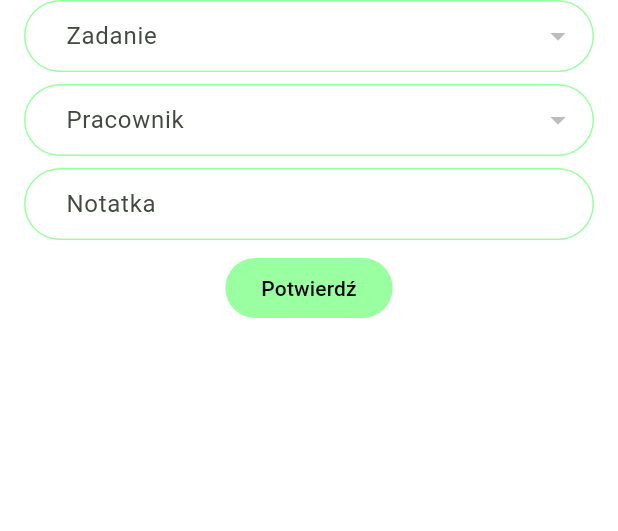
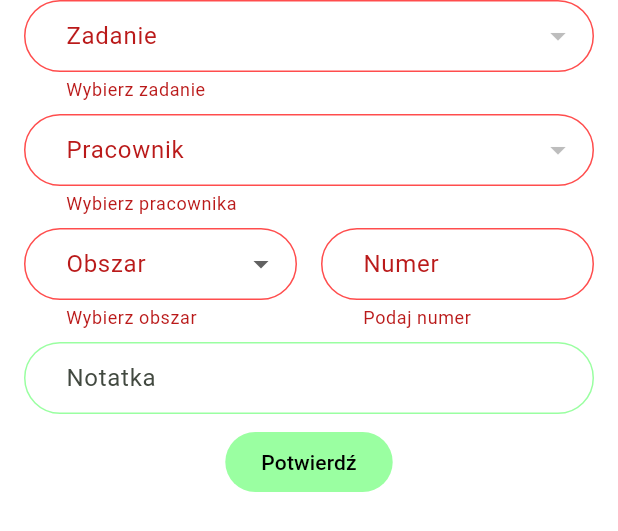
Before and after one commit to axxyn/TimeManager, a Flutter app: the HomeScreen widget shown alone on an empty page, opened directly, after a tap on "Potwierdź", on a phone screen of 412 x 824 dp. Shown: the top 531 px of the screen. Run offline on Flutter 3.47's test engine with Material 3 defaults, Android fonts, the phone set to English and light mode, and no system bars; our stand-ins replace flutter_hooks, freezed_annotation, hooks_riverpod, sqflite; accounts and stored records are empty; generated files the repository leaves out were written again; statements that could not run were skipped.

Commit message:
Expanded Entry form to include work area, naming, uniforming naming

```diff
--- a/lib/database.dart
+++ b/lib/database.dart
@@ -58,7 +58,9 @@ class DatabaseHelper {
         task INTEGER,
         coworker INTEGER,
         timestamp INTEGER,
-        note TEXT,
+        note TEXT OPTIONAL,
+        area TEXT,
+        number INTEGER,
         FOREIGN KEY(task) REFERENCES tasks(id),
         FOREIGN KEY(coworker) REFERENCES users(id)
       )
--- a/lib/models/entry.dart
+++ b/lib/models/entry.dart
@@ -8,7 +8,7 @@ part 'entry.g.dart';
 @freezed
 @JsonSerializable()
 class Entry with _$Entry, Identifiable {
-  Entry({this.id, required this.task, required this.coworker, DateTime? dateTime, this.note}) : timestamp = dateTime != null ? dateTime.millisecondsSinceEpoch : DateTime.now().millisecondsSinceEpoch;
+  Entry({this.id, required this.task, required this.coworker, DateTime? dateTime, this.note, required this.area, required this.number}) : timestamp = dateTime != null ? dateTime.millisecondsSinceEpoch : DateTime.now().millisecondsSinceEpoch;
 
   @override
   final int? id;
@@ -20,6 +20,10 @@ class Entry with _$Entry, Identifiable {
   int timestamp;
   @override
   final String? note;
+  @override
+  final EntryArea area;
+  @override
+  final int number;
 
   factory Entry.fromJson(Map<String, dynamic> json) => _$EntryFromJson(json);
 
@@ -27,4 +31,5 @@ class Entry with _$Entry, Identifiable {
   Map<String, dynamic> toJson() => _$EntryToJson(this);
 
   DateTime get timestampDateTime => DateTime.fromMillisecondsSinceEpoch(timestamp);
+  bool get isExpandable => note != null;
 }
--- a/lib/models/utils.dart
+++ b/lib/models/utils.dart
@@ -4,3 +4,9 @@ mixin Identifiable {
   int? get id;
   Map<String, dynamic> toJson();
 }
+
+enum EntryArea {
+  A,
+  B,
+  C
+}
--- a/lib/screens/forms/entry_form.dart
+++ b/lib/screens/forms/entry_form.dart
@@ -1,38 +1,104 @@
 import 'package:flutter/material.dart';
+import 'package:flutter/services.dart';
 import 'package:flutter_hooks/flutter_hooks.dart';
 import 'package:hooks_riverpod/hooks_riverpod.dart';
 import 'package:time_manager/models/entry.dart';
+import 'package:time_manager/models/utils.dart';
 import 'package:time_manager/repositories/entry_repository.dart';
 import 'package:time_manager/repositories/task_repository.dart';
 import 'package:time_manager/repositories/user_repository.dart';
 
 class EntryForm extends HookConsumerWidget {
-  EntryForm({
-    super.key,
-  });
+  EntryForm({super.key});
 
   final taskId = useState<int?>(null);
   final userId = useState<int?>(null);
+  final areaLetter = useState<EntryArea?>(null);
+  final areaNumber = useTextEditingController();
+  final noteController = useTextEditingController();
 
-  final noteController = useTextEditingController();
+  void clearForm() {
+    areaNumber.clear();
+    noteController.clear();
+    taskId.value = null;
+    userId.value = null;
+    areaLetter.value = null;
+  }
+
+  final _formKey = GlobalKey<FormState>();
 
   @override
   Widget build(BuildContext context, WidgetRef ref) {
     final tasks = ref.watch(tasksProvider);
     final users = ref.watch(usersProvider);
 
-    return Column(
+    return Form(
+      key: _formKey,
+      child: Column(
         spacing: 8,
         children: [
           DropdownButtonFormField(
+            value: taskId.value,
             onChanged: (value) => taskId.value = value,
             decoration: const InputDecoration(labelText: 'Zadanie'),
-          items: tasks.map((e) => DropdownMenuItem(value: e.id, child: Text(e.name))).toList(),
+            items: tasks
+                .map((e) => DropdownMenuItem(value: e.id, child: Text(e.name)))
+                .toList(),
+            validator: (value) {
+              if (value == null) {
+                return 'Wybierz zadanie';
+              }
+              return null;
+            },
           ),
           DropdownButtonFormField(
+            value: userId.value,
             onChanged: (value) => userId.value = value,
             decoration: const InputDecoration(labelText: 'Pracownik'),
-          items: users.map((e) => DropdownMenuItem(value: e.id, child: Text(e.fullName))).toList(),
+            items: users
+                .map(
+                  (e) => DropdownMenuItem(value: e.id, child: Text(e.fullName)),
+                )
+                .toList(),
+            validator: (value) {
+              if (value == null) {
+                return 'Wybierz pracownika';
+              }
+              return null;
+            },
+          ),
+          Row(
+            spacing: 16,
+            children: [
+              Flexible(
+                child: DropdownButtonFormField(
+                  value: areaLetter.value,
+                  onChanged: (value) => areaLetter.value = value,
+                  decoration: const InputDecoration(labelText: 'Obszar'),
+                  items: EntryArea.values.map((e) => DropdownMenuItem(value: e, child: Text(e.name))).toList(),
+                  validator: (value) {
+                    if (value == null) {
+                      return 'Wybierz obszar';
+                    }
+                    return null;
+                  },
+                ),
+              ),
+              Flexible(
+                child: TextFormField(
+                  controller: areaNumber,
+                  keyboardType: TextInputType.number,
+                  inputFormatters: [FilteringTextInputFormatter.digitsOnly],
+                  decoration: const InputDecoration(labelText: 'Numer'),
+                  validator: (value) {
+                    if (value == null || value.isEmpty) {
+                      return 'Podaj numer';
+                    }
+                    return null;
+                  },
+                ),
+              ),
+            ],
           ),
           TextFormField(
             controller: noteController,
@@ -41,13 +107,26 @@ class EntryForm extends HookConsumerWidget {
             maxLines: 10,
             decoration: const InputDecoration(labelText: 'Notatka'),
           ),
-        ElevatedButton(onPressed: () async {
-          if (taskId.value != null && userId.value != null) {
-            final entry = Entry(task: taskId.value!, coworker: userId.value!, note: noteController.text.isNotEmpty ? noteController.text : null);
+          ElevatedButton(
+            onPressed: () async {
+              if (_formKey.currentState!.validate()) {
+                final entry = Entry(
+                  task: taskId.value!,
+                  coworker: userId.value!,
+                  note: noteController.text.isNotEmpty
+                      ? noteController.text
+                      : null,
+                  area: areaLetter.value!,
+                  number: int.parse(areaNumber.value.text),
+                );
                 await ref.read(entryRepositoryProvider).insert(entry);
+                clearForm();
               }
-        }, child: Text('Potwierdź')),
+            },
+            child: Text('Potwierdź'),
+          ),
         ],
+      ),
     );
   }
 }
--- a/lib/screens/home_screen.dart
+++ b/lib/screens/home_screen.dart
@@ -19,8 +19,8 @@ class HomeScreen extends HookConsumerWidget {
     final entries = ref.watch(entriesProvider);
 
     final future = useState(Future(() async {
-      final repository = ref.read(entryRepositoryProvider);
-      final result = await repository.queryAll();
+      final entryRepository = ref.read(entryRepositoryProvider);
+      final result = await entryRepository.queryAll();
       final usersId = result.map((e) => e.coworker).toList();
       final userRepository = ref.read(userRepositoryProvider);
       await userRepository.queryIds(usersId);
@@ -51,6 +51,7 @@ class HomeScreen extends HookConsumerWidget {
         children: [
           Text('Zadanie: ${user.fullName}'),
           Text('Pracownik: ${task.name}'),
+          Text('Obszar: ${entry.number}/${entry.area.name}'),
         ],
       );
 
@@ -64,8 +65,8 @@ class HomeScreen extends HookConsumerWidget {
           expandedCrossAxisAlignment: CrossAxisAlignment.start,
           childrenPadding: const EdgeInsets.symmetric(horizontal: 16),
           children: [
-            //TaskPage(task: task),
-            if (entry.note != null)
+            //EntryPage(entry: entry),
+            if (entry.isExpandable)
               Column(
                 crossAxisAlignment: CrossAxisAlignment.start,
                 children: [Text('Notatka:'), Text(entry.note!)],
@@ -83,11 +84,11 @@ class HomeScreen extends HookConsumerWidget {
           padding: const EdgeInsets.symmetric(horizontal: 16),
           child: EntryForm(),
         ),
-        Expanded(
-          child: FutureHandler(
+        FutureHandler(
           future: future.value,
           child: () {
             final dayFormat = DateFormat.yMMMMd();
+            entries.sort((a, b) => a.timestamp.compareTo(b.timestamp));
 
             Map<String, List<Entry>> grouped = {};
             for (Entry entry in entries) {
@@ -100,13 +101,17 @@ class HomeScreen extends HookConsumerWidget {
             }
             final groupedKeys = grouped.keys.toList();
 
-              return ListView.builder(
+            return Expanded(
+              child: SingleChildScrollView(
+                child: ListView.builder(
+                  physics: const NeverScrollableScrollPhysics(),
+                  shrinkWrap: true,
                   itemCount: groupedKeys.length,
-                shrinkWrap: true,
                   itemBuilder: (context, keyIndex) => Column(
                     children: [
                       Text(groupedKeys[keyIndex]),
                       ListView.builder(
+                        physics: const NeverScrollableScrollPhysics(),
                         itemCount: grouped[groupedKeys[keyIndex]]?.length,
                         shrinkWrap: true,
                         itemBuilder: (context, listIndex) {
@@ -139,9 +144,10 @@ class HomeScreen extends HookConsumerWidget {
                       ),
                     ],
                   ),
+                ),
+              ),
             );
           },
-          ),
         ),
       ],
     );
```
Also changed, not shown: lib/screens/entry_page.dart (added, +13 -0 lines), lib/screens/task_page.dart (deleted, +0 -13 lines), lib/screens/tasks_screen.dart (+4 -4 lines), lib/screens/users_screen.dart (+4 -4 lines). Lines whose indentation alone changed are shown as unchanged.
